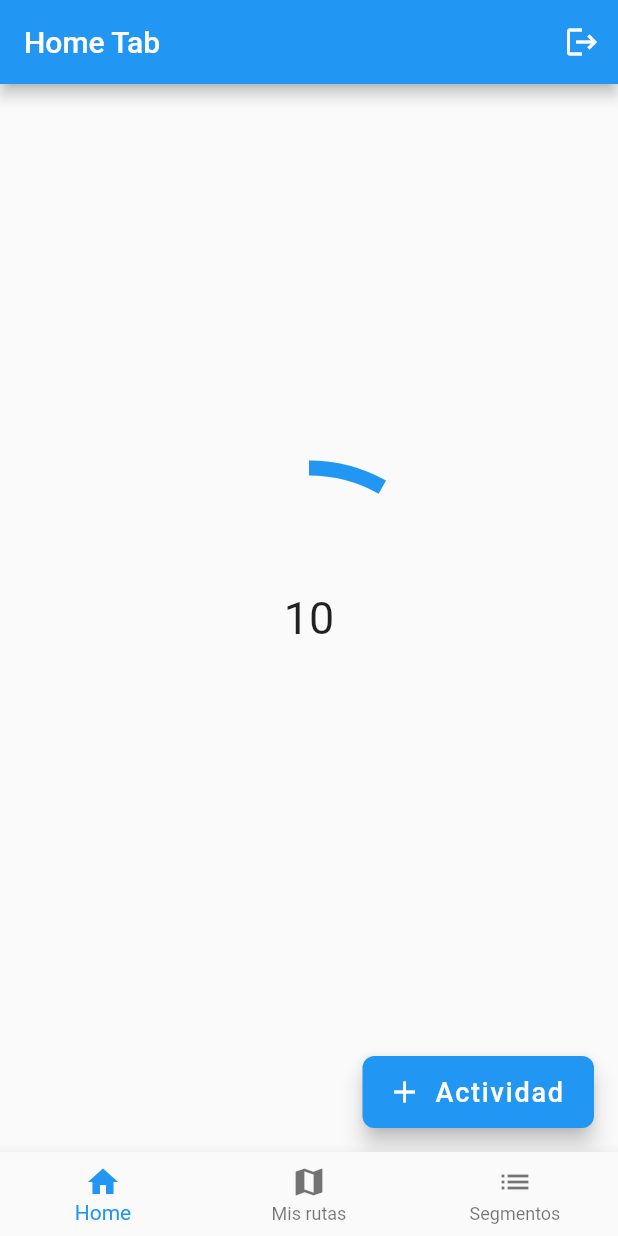
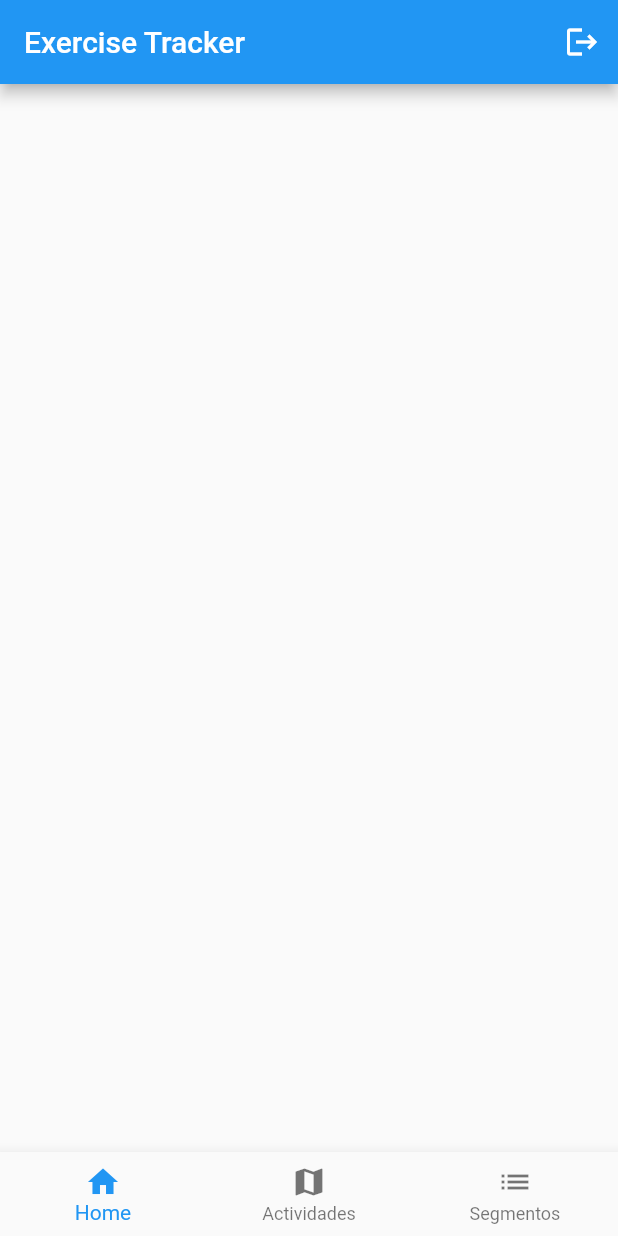
Before and after one commit to HenryCaicedo/exercise_tracker, a Flutter app: the TabWidget screen opened by its route, on a phone screen of 412 x 824 dp. Run offline on Flutter 3.47's test engine with Material 2 defaults, Android fonts, the phone set to English and light mode, and no system bars.

Commit message:
Cambios en archivos y codigo
Se hicieron cambios en la estructura de archivos y algunas correcciones en el código.

```diff
--- a/lib/tab_widget.dart
+++ b/lib/tab_widget.dart
@@ -36,11 +36,31 @@ class _TabWidgetState extends State<TabWidget> {
     const SegmentsTab(),
   ];
 
+  final List<String> _titles = [
+    'Exercise Tracker',
+    'Actividades',
+    'Segmentos',
+  ];
+
   int _currentIndex = 0;
 
   @override
   Widget build(BuildContext context) {
     return Scaffold(
+      appBar: AppBar(
+        title: Text(_titles[_currentIndex]),
+        automaticallyImplyLeading: false,
+        actions: _currentIndex == 0
+            ? [
+                IconButton(
+                  icon: const Icon(Icons.logout),
+                  onPressed: () {
+                    Navigator.pop(context);
+                  },
+                ),
+              ]
+            : null,
+      ),
       body: AnimatedSwitcher(
         duration: const Duration(milliseconds: 180),
         transitionBuilder: (Widget child, Animation<double> animation) {
@@ -59,7 +79,7 @@ class _TabWidgetState extends State<TabWidget> {
           ),
           BottomNavigationBarItem(
             icon: Icon(Icons.map),
-            label: 'Mis rutas',
+            label: 'Actividades',
           ),
           BottomNavigationBarItem(
             icon: Icon(Icons.list),
--- a/lib/tabs/home_tab.dart
+++ b/lib/tabs/home_tab.dart
@@ -34,52 +34,7 @@ class _HomeTabState extends State<HomeTab> {
   @override
   Widget build(BuildContext context) {
     return Scaffold(
-      appBar: AppBar(
-        title: const Text('Home Tab'),
-        automaticallyImplyLeading: false, // Remove the go back button
-        actions: [
-          IconButton(
-            icon: const Icon(Icons.logout),
-            onPressed: () {
-              Navigator.pop(context); // Navigate back to previous screen
-            },
-          ),
-        ],
-      ),
-      body: Center(
-        child: Stack(
-          alignment: Alignment.center,
-          children: [
-            SizedBox(
-              width: 200,
-              height: 200,
-              child: CircularProgressIndicator(
-                value: _reached / _goal,
-                strokeWidth: 10,
-              ),
-            ),
-            Text(
-              _reached.toStringAsFixed(0),
-              style: const TextStyle(fontSize: 30),
-            ),
-          ],
-        ),
-      ),
-      floatingActionButton: FloatingActionButton.extended(
-        label: const Text('Actividad', style: TextStyle(fontSize: 18)),
-        icon: const Icon(Icons.add),
-        shape: RoundedRectangleBorder(
-          borderRadius: BorderRadius.circular(8.0),
-        ),
-        onPressed: () {
-          showDialog(
-            context: context,
-            builder: (BuildContext context) {
-              return ActivityDialog();
-            },
-          );
-        },
-      ),
+      body: Container(), // Replace with an empty container
     );
   }
 }
--- a/lib/tabs/routes_tab.dart
+++ b/lib/tabs/routes_tab.dart
@@ -7,10 +7,6 @@ class RoutesTab extends StatelessWidget {
   @override
   Widget build(BuildContext context) {
     return Scaffold(
-      appBar: AppBar(
-        title: const Text('Mis Rutas'),
-        automaticallyImplyLeading: false, // Remove the back button
-      ),
       body: CardListWidget(),
     );
   }
--- a/lib/tabs/segments_tab.dart
+++ b/lib/tabs/segments_tab.dart
@@ -6,10 +6,6 @@ class SegmentsTab extends StatelessWidget {
   @override
   Widget build(BuildContext context) {
     return Scaffold(
-      appBar: AppBar(
-        automaticallyImplyLeading: false, // set to false to remove back button
-        title: Text('Segments Screen'),
-      ),
       body: Center(
         child: Text(
           'Segments screen',
```
Also changed, not shown: assets/routes.json (+12 -1 lines).
